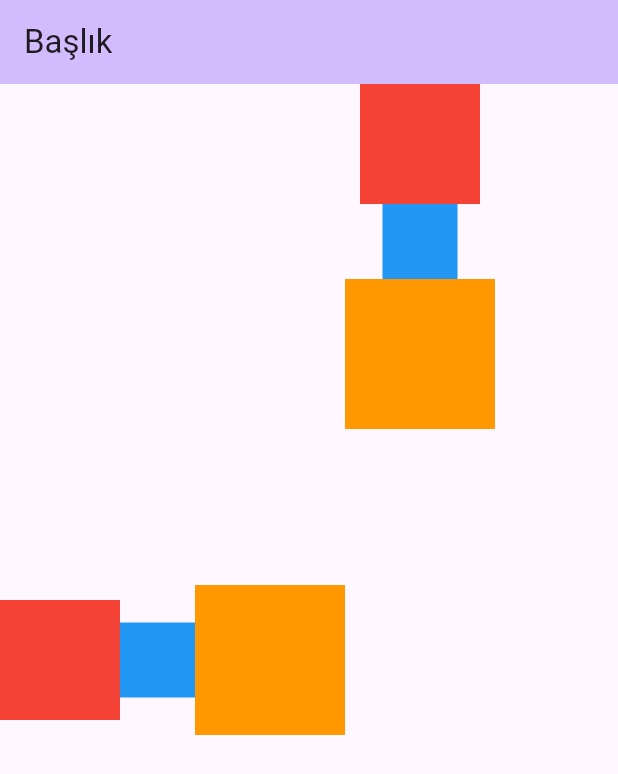
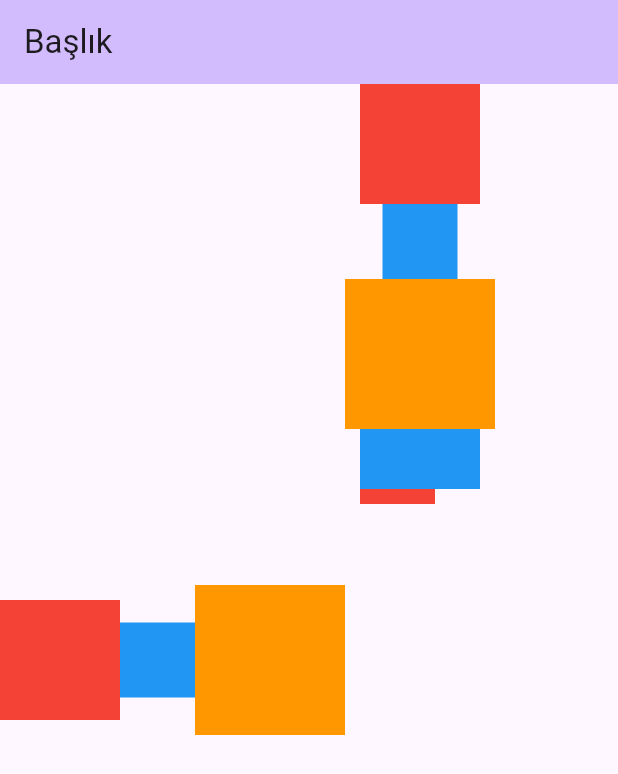
Before and after one commit to msametyildiz/flutter_notes, a Flutter app: the screen it shows after launch, on a phone screen of 412 x 824 dp. Shown: the top 774 px of the screen. Run offline on Flutter 3.47's test engine with Material 2 defaults, Android fonts, the phone set to English and light mode, and no system bars.

Commit message:
added the some parts

```diff
--- a/lib/main.dart
+++ b/lib/main.dart
@@ -52,6 +52,13 @@ class _MyHomePageState extends State<MyHomePage> {
           Container(width: 80,height: 80,color: Colors.red,),
           Container(width: 50,height: 50,color: Colors.blue,),
           Container(width: 100,height: 100,color: Colors.orange,),
+          Stack(
+            children: [
+              Container(width: 10,height: 10,color: Colors.orange,),
+              Container(width: 50,height: 50,color: Colors.red,),
+              Container(width: 80,height: 40,color: Colors.blue,),
+            ],
+          )
         ],
       )
         ],
```
